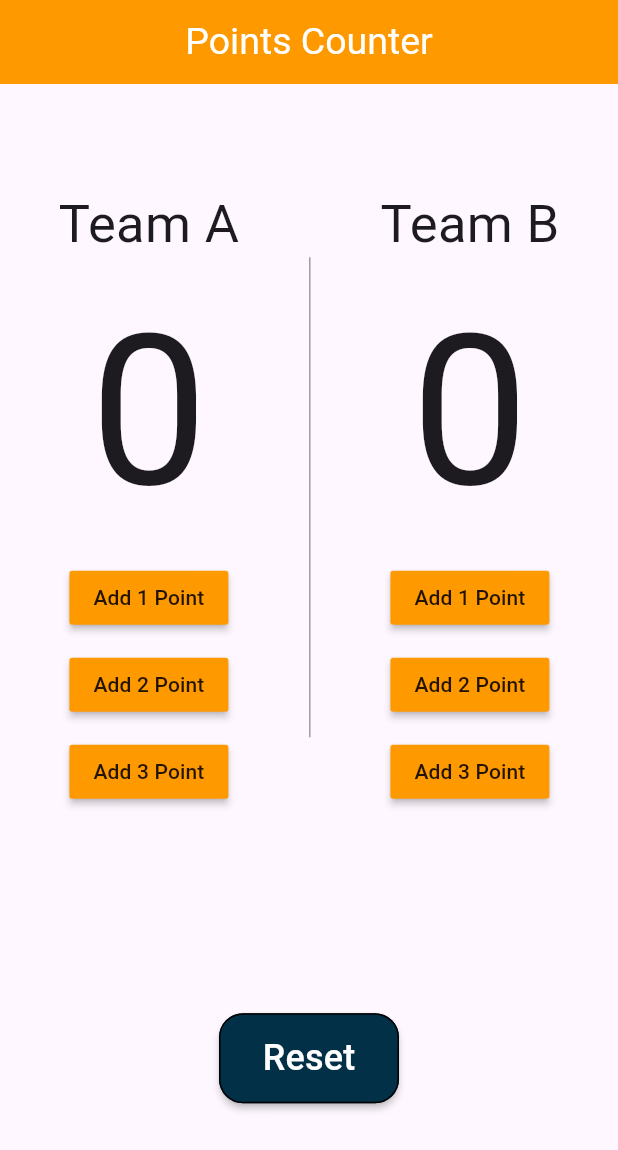
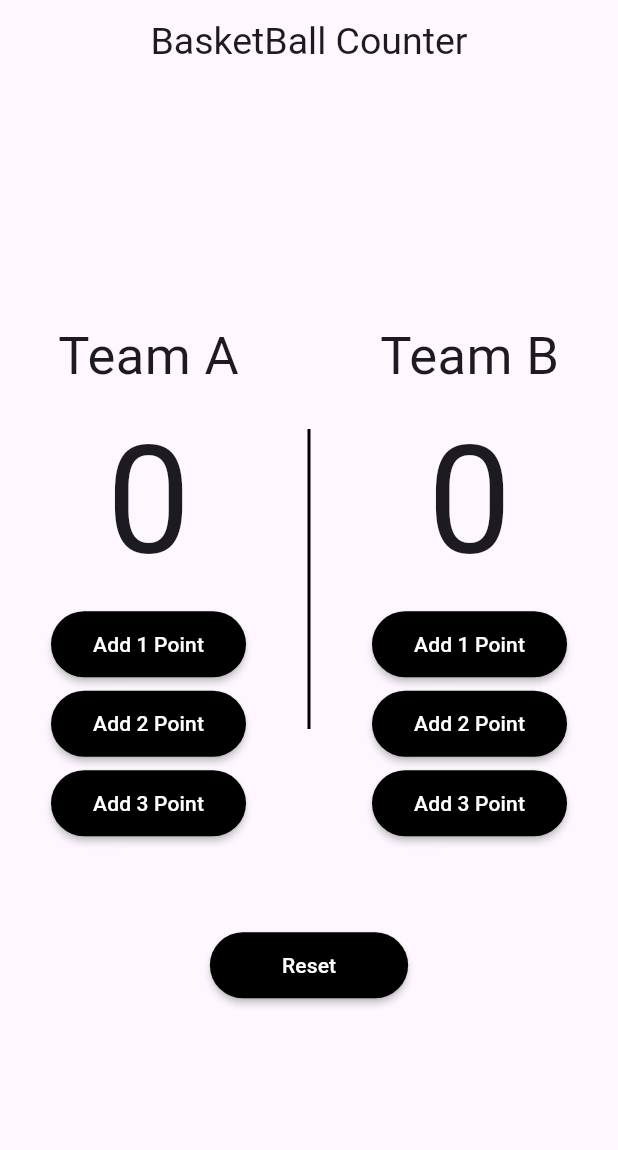
Before and after one commit to moo-elsayed/basketball_counter_app, a Flutter app: the screen it shows after launch, on a phone screen of 412 x 824 dp. Shown: the top 1150 px of the screen. Run offline on Flutter 3.47's test engine with Material 3 defaults, Android fonts, the phone set to English and light mode, and no system bars; our stand-ins replace flutter_bloc.

Commit message:
update project

```diff
--- a/lib/HomeView.dart
+++ /dev/null
@@ -1,137 +0,0 @@
-import 'package:flutter/material.dart';
-import 'package:flutter_bloc/flutter_bloc.dart';
-import 'package:project/cubit/counter_cubit.dart';
-import 'package:project/cubit/counter_states.dart';
-import 'package:project/widgets/button.dart';
-import 'constants.dart';
-
-class HomeView extends StatelessWidget {
-  const HomeView({super.key});
-
-  @override
-  Widget build(BuildContext context) {
-    return BlocConsumer<CounterCubit, CounterStates>(
-      listener: (context, state) {},
-      builder: (context, state) {
-        return Scaffold(
-          appBar: AppBar(
-            backgroundColor: KPrimaryColor,
-            title: const Text("Points Counter",
-                style: TextStyle(color: Colors.white, fontSize: 25)),
-            centerTitle: true,
-          ),
-          body: Column(
-            mainAxisAlignment: MainAxisAlignment.spaceAround,
-            children: [
-              Row(
-                mainAxisAlignment: MainAxisAlignment.spaceEvenly,
-                children: [
-                  Column(
-                    children: [
-                      const Text(
-                        "Team A",
-                        style: TextStyle(fontSize: 35),
-                      ),
-                      Text(
-                        '${BlocProvider.of<CounterCubit>(context).teamAPoints}',
-                        style: const TextStyle(fontSize: 140),
-                      ),
-                      Button(
-                          color: KPrimaryColor,
-                          onPressed: () {
-                            BlocProvider.of<CounterCubit>(context)
-                                .pointsIncrement(team: 'A', points: 1);
-                          },
-                          text: 'Add 1 Point'),
-                      const SizedBox(
-                        height: 10,
-                      ),
-                      Button(
-                          color: KPrimaryColor,
-                          onPressed: () {
-                            BlocProvider.of<CounterCubit>(context)
-                                .pointsIncrement(team: 'A', points: 2);
-                          },
-                          text: 'Add 2 Point'),
-                      const SizedBox(
-                        height: 10,
-                      ),
-                      Button(
-                          color: KPrimaryColor,
-                          onPressed: () {
-                            BlocProvider.of<CounterCubit>(context)
-                                .pointsIncrement(team: 'A', points: 3);
-                          },
-                          text: 'Add 3 Point'),
-                    ],
-                  ),
-                  SizedBox(
-                      height: 320,
-                      child: VerticalDivider(
-                        color: Colors.grey[500],
-                      )),
-                  Column(
-                    children: [
-                      const Text(
-                        "Team B",
-                        style: TextStyle(fontSize: 35),
-                      ),
-                      Text(
-                        '${BlocProvider.of<CounterCubit>(context).teamBPoints}',
-                        style: const TextStyle(fontSize: 140),
-                      ),
-                      Button(
-                          color: KPrimaryColor,
-                          onPressed: () {
-                            BlocProvider.of<CounterCubit>(context)
-                                .pointsIncrement(team: 'B', points: 1);
-                          },
-                          text: 'Add 1 Point'),
-                      const SizedBox(
-                        height: 10,
-                      ),
-                      Button(
-                          color: KPrimaryColor,
-                          onPressed: () {
-                            BlocProvider.of<CounterCubit>(context)
-                                .pointsIncrement(team: 'B', points: 2);
-                          },
-                          text: 'Add 2 Point'),
-                      const SizedBox(
-                        height: 10,
-                      ),
-                      Button(
-                          color: KPrimaryColor,
-                          onPressed: () {
-                            BlocProvider.of<CounterCubit>(context)
-                                .pointsIncrement(team: 'B', points: 3);
-                          },
-                          text: 'Add 3 Point'),
-                    ],
-                  )
-                ],
-              ),
-              Padding(
-                padding: const EdgeInsets.only(bottom: 20),
-                child: MaterialButton(
-                  color: KSecondaryColor,
-                  onPressed: () {
-                    BlocProvider.of<CounterCubit>(context).pointsReset();
-                  },
-                  shape: OutlineInputBorder(
-                      borderRadius: BorderRadius.circular(16)),
-                  height: 60,
-                  minWidth: 120,
-                  child: const Text(
-                    'Reset',
-                    style: TextStyle(color: Colors.white, fontSize: 24),
-                  ),
-                ),
-              ),
-            ],
-          ),
-        );
-      },
-    );
-  }
-}
--- a/lib/constants.dart
+++ /dev/null
@@ -1,4 +0,0 @@
-import 'package:flutter/material.dart';
-
-const KPrimaryColor = Color(0xffFF9900);
-const KSecondaryColor = Color(0xff023047);
--- a/lib/cubit/counter_cubit.dart
+++ b/lib/cubit/counter_cubit.dart
@@ -1,4 +1,3 @@
-import 'package:flutter/cupertino.dart';
 import 'package:flutter_bloc/flutter_bloc.dart';
 import 'package:project/cubit/counter_states.dart';
 
--- a/lib/main.dart
+++ b/lib/main.dart
@@ -1,8 +1,7 @@
 import 'package:flutter/material.dart';
 import 'package:flutter_bloc/flutter_bloc.dart';
-import 'package:project/HomeView.dart';
+import 'package:project/views/home_view/HomeView.dart';
 import 'package:project/cubit/counter_cubit.dart';
-import 'package:project/cubit/counter_states.dart';
 
 void main() {
   runApp(const MyApp());
--- /dev/null
+++ b/lib/views/home_view/HomeView.dart
@@ -0,0 +1,23 @@
+import 'package:flutter/material.dart';
+import 'package:flutter_bloc/flutter_bloc.dart';
+import 'package:project/cubit/counter_cubit.dart';
+import 'package:project/cubit/counter_states.dart';
+import 'package:project/views/home_view/widgets/button.dart';
+import 'package:project/views/home_view/widgets/home_view_body.dart';
+
+
+class HomeView extends StatelessWidget {
+  const HomeView({super.key});
+
+  @override
+  Widget build(BuildContext context) {
+    return Scaffold(
+      appBar: AppBar(
+        title: const Text("BasketBall Counter",
+            style: TextStyle(fontSize: 25)),
+        centerTitle: true,
+      ),
+      body: const HomeViewBody(),
+    );
+  }
+}
--- /dev/null
+++ b/lib/views/home_view/widgets/button.dart
@@ -0,0 +1,33 @@
+import 'package:flutter/material.dart';
+
+class Button extends StatelessWidget {
+  const Button({
+    super.key,
+    required this.onPressed,
+    required this.text,
+    this.horizontalPadding,
+  });
+
+  final void Function() onPressed;
+  final String text;
+  final double? horizontalPadding;
+
+  @override
+  Widget build(BuildContext context) {
+    return MaterialButton(
+      padding: EdgeInsets.symmetric(
+          horizontal: horizontalPadding ?? 28, vertical: 12),
+      shape: const RoundedRectangleBorder(
+        borderRadius: BorderRadius.all(
+          Radius.circular(24),
+        ),
+      ),
+      onPressed: onPressed,
+      color: Colors.black,
+      child: Text(
+        text,
+        style: const TextStyle(color: Colors.white),
+      ),
+    );
+  }
+}
--- /dev/null
+++ b/lib/views/home_view/widgets/home_view_body.dart
@@ -0,0 +1,40 @@
+import 'package:flutter/material.dart';
+import 'package:flutter_bloc/flutter_bloc.dart';
+import 'package:project/views/home_view/widgets/button.dart';
+import 'package:project/views/home_view/widgets/team_counter.dart';
+import '../../../cubit/counter_cubit.dart';
+
+class HomeViewBody extends StatelessWidget {
+  const HomeViewBody({super.key});
+
+  @override
+  Widget build(BuildContext context) {
+    return Column(
+      mainAxisAlignment: MainAxisAlignment.center,
+      children: [
+        const Padding(
+          padding: EdgeInsets.only(bottom: 60),
+          child:
+              Row(mainAxisAlignment: MainAxisAlignment.spaceEvenly, children: [
+            TeamCounter(
+              teamName: 'Team A',
+            ),
+            SizedBox(
+                height: 200,
+                child: VerticalDivider(
+                  thickness: 2,
+                  color: Colors.black,
+                )),
+            TeamCounter(teamName: 'Team B'),
+          ]),
+        ),
+        Button(
+          horizontalPadding: 48,
+            onPressed: () {
+              BlocProvider.of<CounterCubit>(context).pointsReset();
+            },
+            text: 'Reset'),
+      ],
+    );
+  }
+}
--- /dev/null
+++ b/lib/views/home_view/widgets/team_counter.dart
@@ -0,0 +1,57 @@
+import 'package:flutter/material.dart';
+import 'package:flutter_bloc/flutter_bloc.dart';
+import 'package:project/cubit/counter_states.dart';
+
+
+import '../../../cubit/counter_cubit.dart';
+import 'button.dart';
+
+class TeamCounter extends StatelessWidget {
+  const TeamCounter({super.key, required this.teamName});
+
+  final String teamName;
+
+  @override
+  Widget build(BuildContext context) {
+    return BlocBuilder<CounterCubit, CounterStates>(
+      builder: (context, state) => Column(
+        children: [
+          Text(
+            teamName,
+            style: const TextStyle(fontSize: 35),
+          ),
+          Text(
+            teamName == 'Team A'
+                ? '${BlocProvider.of<CounterCubit>(context).teamAPoints}'
+                : '${BlocProvider.of<CounterCubit>(context).teamBPoints}',
+            style: const TextStyle(fontSize: 100),
+          ),
+          Button(
+              onPressed: () {
+                BlocProvider.of<CounterCubit>(context).pointsIncrement(
+                    team: teamName[teamName.length - 1], points: 1);
+              },
+              text: 'Add 1 Point'),
+          const SizedBox(
+            height: 5,
+          ),
+          Button(
+              onPressed: () {
+                BlocProvider.of<CounterCubit>(context).pointsIncrement(
+                    team: teamName[teamName.length - 1], points: 2);
+              },
+              text: 'Add 2 Point'),
+          const SizedBox(
+            height: 5,
+          ),
+          Button(
+              onPressed: () {
+                BlocProvider.of<CounterCubit>(context).pointsIncrement(
+                    team: teamName[teamName.length - 1], points: 3);
+              },
+              text: 'Add 3 Point'),
+        ],
+      ),
+    );
+  }
+}
--- a/lib/widgets/button.dart
+++ /dev/null
@@ -1,31 +0,0 @@
-import 'package:flutter/material.dart';
-
-import '../constants.dart';
-
-class Button extends StatelessWidget {
-  const Button(
-      {super.key,
-      required this.color,
-      required this.onPressed,
-      required this.text,
-      this.minWidth,
-      this.height});
-
-  final Color color;
-  final void Function() onPressed;
-  final String text;
-  final double? minWidth;
-  final double? height;
-
-  @override
-  Widget build(BuildContext context) {
-    return MaterialButton(
-      minWidth: minWidth,
-      height: height,
-      onPressed: onPressed,
-      color: color,
-      child: Text(
-        text),
-    );
-  }
-}
```
